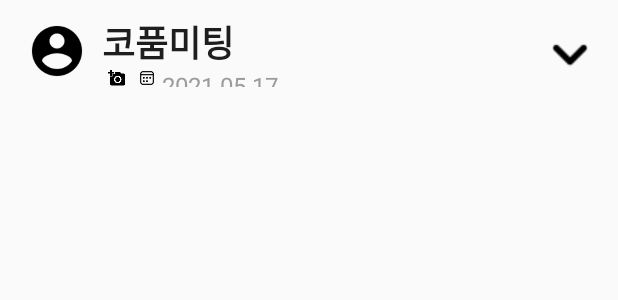
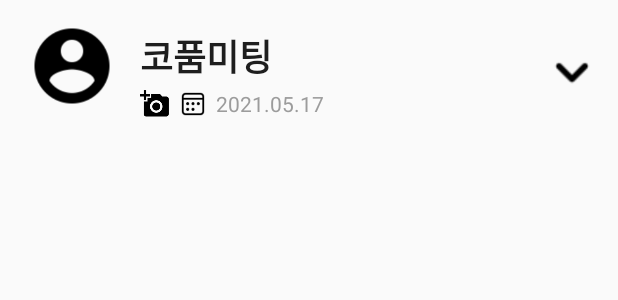
Before and after one commit to JMcunst/MODA_v2, an Android app: the layout recyclerview_main_complete_item.xml on its own in the app's theme, with its tools: preview values and no code run, on a phone screen of 412 x 824 dp. Shown: the top 300 px of the screen. Run offline under Robolectric (Android 15) with nearby library versions, the phone set to English and light mode, and no system bars.

Commit message:
feat : main complete recyclerview adapter fetch

```diff
--- a/app/src/main/res/layout/recyclerview_main_complete_item.xml
+++ b/app/src/main/res/layout/recyclerview_main_complete_item.xml
@@ -12,8 +12,8 @@
 
     <ImageView
         android:id="@+id/main_complete_item_img_category"
-        android:layout_width="40dp"
-        android:layout_height="40dp"
+        android:layout_width="60dp"
+        android:layout_height="60dp"
         app:srcCompat="@drawable/ic_account"
         android:layout_marginStart="10dp"
         android:layout_marginTop="4dp"
@@ -21,15 +21,19 @@
         android:layout_marginEnd="10dp"/>
 
     <RelativeLayout
-        android:layout_width="wrap_content"
-        android:layout_height="match_parent"
-        android:layout_weight="1">
+        android:layout_width="265dp"
+        android:layout_height="wrap_content"
+        android:layout_marginBottom="5dp"
+        android:layout_marginTop="5dp"
+        android:layout_marginStart="5dp">
 
         <TextView
             android:id="@+id/main_complete_item_content"
             android:layout_width="wrap_content"
             android:layout_height="wrap_content"
             android:textSize="24dp"
+            android:layout_marginTop="4dp"
+            android:layout_marginBottom="4dp"
             android:textStyle="bold"
             android:textColor="@color/AppBlack"
             android:text="코품미팅" />
@@ -39,31 +43,34 @@
             android:layout_below="@+id/main_complete_item_content"
             android:layout_width="20dp"
             android:layout_height="20dp"
+            android:layout_marginEnd="5dp"
             app:srcCompat="@drawable/ic_add_a_photo" />
 
         <ImageView
             android:id="@+id/main_complete_item_memo"
-            android:layout_toRightOf="@+id/main_complete_item_pin"
+            android:layout_toEndOf="@+id/main_complete_item_pin"
             android:layout_below="@+id/main_complete_item_content"
             android:layout_width="20dp"
             android:layout_height="20dp"
+            android:layout_marginEnd="5dp"
             app:srcCompat="@drawable/ic_calendar_black_48" />
 
         <TextView
             android:id="@+id/main_complete_item_date"
-            android:layout_toRightOf="@+id/main_complete_item_memo"
+            android:layout_toEndOf="@+id/main_complete_item_memo"
             android:layout_below="@+id/main_complete_item_content"
             android:layout_width="wrap_content"
             android:layout_height="wrap_content"
-            android:textSize="16dp"
+            android:textSize="14dp"
             android:textColor="@color/AppGray"
             android:text="2021.05.17" />
     </RelativeLayout>
 
     <ImageView
-        android:id="@+id/imageView2"
+        android:id="@+id/main_re_cmp_check"
         android:layout_width="wrap_content"
         android:layout_height="wrap_content"
         app:srcCompat="@drawable/ic_arrow_down_48"
+        android:layout_marginTop="12dp"
         />
 </LinearLayout>
```
Also changed, not shown: app/src/main/java/coms/example/modav2/MainActivity.java (+8 -3 lines), app/src/main/java/coms/example/modav2/adapter/MainCompleteAdapter.java (+6 -1 lines), app/src/main/java/coms/example/modav2/adapter/MainScheduleAdapter.java (+7 -1 lines), app/src/main/res/layout/recyclerview_main_schedule_item.xml (+16 -9 lines).
